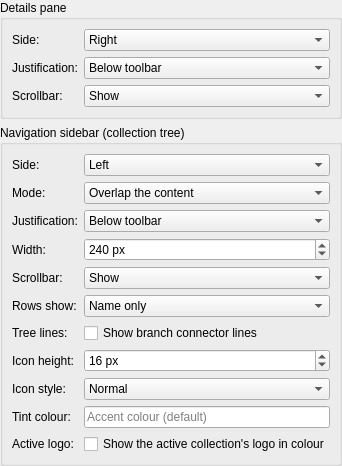
Qt form src/ui/dialogs/settings/appearance/sidebarslayoutpanel.ui (EtherAura/Kartend) before a commit.
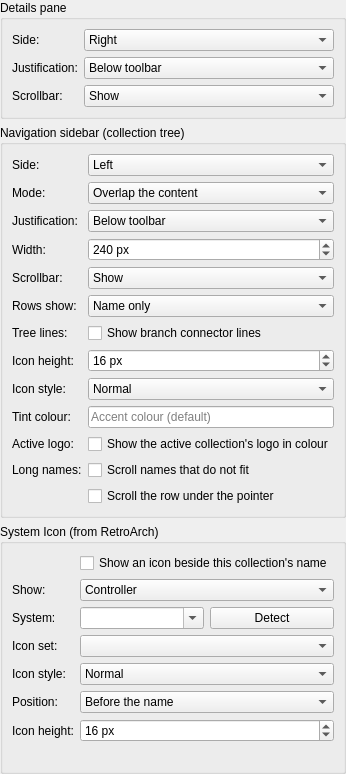
The same form after that commit.

Commit message: feat(tree): source sidebar icons from a local RetroArch install

```diff
--- a/src/ui/dialogs/settings/appearance/sidebarslayoutpanel.ui
+++ b/src/ui/dialogs/settings/appearance/sidebarslayoutpanel.ui
@@ -111,6 +111,19 @@
         <property name="text"><string>Show the active collection's logo in colour</string></property>
        </widget>
       </item>
+      <item row="11" column="0"><widget class="QLabel" name="treeScrollClippedLabelsLabel"><property name="text"><string>Long names:</string></property></widget></item>
+      <item row="11" column="1">
+       <widget class="QCheckBox" name="treeScrollClippedLabelsCheckBox">
+        <property name="toolTip"><string>When a collection's name is too long for the panel, scroll it sideways so the whole name can be read. Names that already fit never move.</string></property>
+        <property name="text"><string>Scroll names that do not fit</string></property>
+       </widget>
+      </item>
+      <item row="12" column="1">
+       <widget class="QCheckBox" name="treeScrollClippedLabelsOnHoverCheckBox">
+        <property name="toolTip"><string>Scroll a name that does not fit while the pointer is over its row, then put it back when the pointer leaves. Only the row you are pointing at moves.</string></property>
+        <property name="text"><string>Scroll the row under the pointer</string></property>
+       </widget>
+      </item>
       <item row="9" column="0"><widget class="QLabel" name="treeIconTintLabel"><property name="text"><string>Tint colour:</string></property></widget></item>
       <item row="9" column="1">
        <widget class="QLineEdit" name="treeIconTintEdit">
@@ -121,6 +134,86 @@
      </layout>
     </widget>
    </item>
+   <item>
+    <widget class="QGroupBox" name="systemIconGroup">
+     <property name="title"><string>System Icon (from RetroArch)</string></property>
+     <layout class="QFormLayout" name="systemIconForm">
+      <item row="0" column="1">
+       <widget class="QCheckBox" name="systemIconEnabledCheckBox">
+        <property name="toolTip"><string>Draw a small console, controller or cartridge icon to the left of this collection's name in the navigation sidebar. The icons come from your local RetroArch installation.</string></property>
+        <property name="text"><string>Show an icon beside this collection's name</string></property>
+       </widget>
+      </item>
+      <item row="1" column="0"><widget class="QLabel" name="systemIconSubjectLabel"><property name="text"><string>Show:</string></property></widget></item>
+      <item row="1" column="1">
+       <widget class="QComboBox" name="systemIconSubjectComboBox">
+        <property name="toolTip"><string>What the icon depicts. Controller and Console come from different RetroArch icon sets; Cartridge / disc is the media icon that ships alongside each system.</string></property>
+        <item><property name="text"><string>Controller</string></property></item>
+        <item><property name="text"><string>Console</string></property></item>
+        <item><property name="text"><string>Cartridge / disc</string></property></item>
+       </widget>
+      </item>
+      <item row="2" column="0"><widget class="QLabel" name="systemIconSystemLabel"><property name="text"><string>System:</string></property></widget></item>
+      <item row="2" column="1">
+       <layout class="QHBoxLayout" name="systemIconSystemRow">
+        <item>
+         <widget class="QComboBox" name="systemIconSystemComboBox">
+          <property name="editable"><bool>true</bool></property>
+          <property name="toolTip"><string>Which system's icon to show. Type to search.</string></property>
+         </widget>
+        </item>
+        <item>
+         <widget class="QPushButton" name="systemIconDetectButton">
+          <property name="toolTip"><string>Guess the system from this collection's name.</string></property>
+          <property name="text"><string>Detect</string></property>
+         </widget>
+        </item>
+       </layout>
+      </item>
+      <item row="3" column="0"><widget class="QLabel" name="systemIconPackLabel"><property name="text"><string>Icon set:</string></property></widget></item>
+      <item row="3" column="1">
+       <widget class="QComboBox" name="systemIconPackComboBox">
+        <property name="toolTip"><string>Which RetroArch icon set to take the icon from. Automatic picks one to match the style above. Sets cover different numbers of systems — one that does not cover this system shows no icon.</string></property>
+       </widget>
+      </item>
+      <item row="4" column="0"><widget class="QLabel" name="systemIconStyleLabel"><property name="text"><string>Icon style:</string></property></widget></item>
+      <item row="4" column="1">
+       <widget class="QComboBox" name="systemIconStyleComboBox">
+        <property name="toolTip"><string>How the icon is coloured. Normal leaves it in its own colours. Monochrome inks it in a fixed dark or light shade. Tinted inks it with the navigation sidebar's tint colour. Applies to system icons and collection artwork alike, so a manufacturer logo matches the platform icons beneath it.</string></property>
+        <item><property name="text"><string>Normal</string></property></item>
+        <item><property name="text"><string>Monochrome (dark)</string></property></item>
+        <item><property name="text"><string>Monochrome (light)</string></property></item>
+        <item><property name="text"><string>Tinted</string></property></item>
+       </widget>
+      </item>
+      <item row="5" column="0"><widget class="QLabel" name="systemIconPlacementLabel"><property name="text"><string>Position:</string></property></widget></item>
+      <item row="5" column="1">
+       <widget class="QComboBox" name="systemIconPlacementComboBox">
+        <property name="toolTip"><string>Where the icon sits. Before and after the name keep the icon next to the text, so it moves with it. At the panel edge pins every icon to the right-hand edge instead, lining them up in a column whatever the names are.</string></property>
+        <item><property name="text"><string>Before the name</string></property></item>
+        <item><property name="text"><string>After the name</string></property></item>
+        <item><property name="text"><string>At the panel edge</string></property></item>
+       </widget>
+      </item>
+      <item row="6" column="0"><widget class="QLabel" name="systemIconSizeLabel"><property name="text"><string>Icon height:</string></property></widget></item>
+      <item row="6" column="1">
+       <widget class="QSpinBox" name="systemIconSizeSpinBox">
+        <property name="toolTip"><string>Height of the icon in pixels. This is the small icon beside the name, not the row artwork above.</string></property>
+        <property name="minimum"><number>8</number></property>
+        <property name="maximum"><number>64</number></property>
+        <property name="value"><number>16</number></property>
+        <property name="suffix"><string> px</string></property>
+       </widget>
+      </item>
+      <item row="7" column="1">
+       <widget class="QLabel" name="systemIconStatusLabel">
+        <property name="wordWrap"><bool>true</bool></property>
+        <property name="text"><string/></property>
+       </widget>
+      </item>
+     </layout>
+    </widget>
+   </item>
   </layout>
  </widget>
  <resources/>
```
The commit also changes 45 other files.
